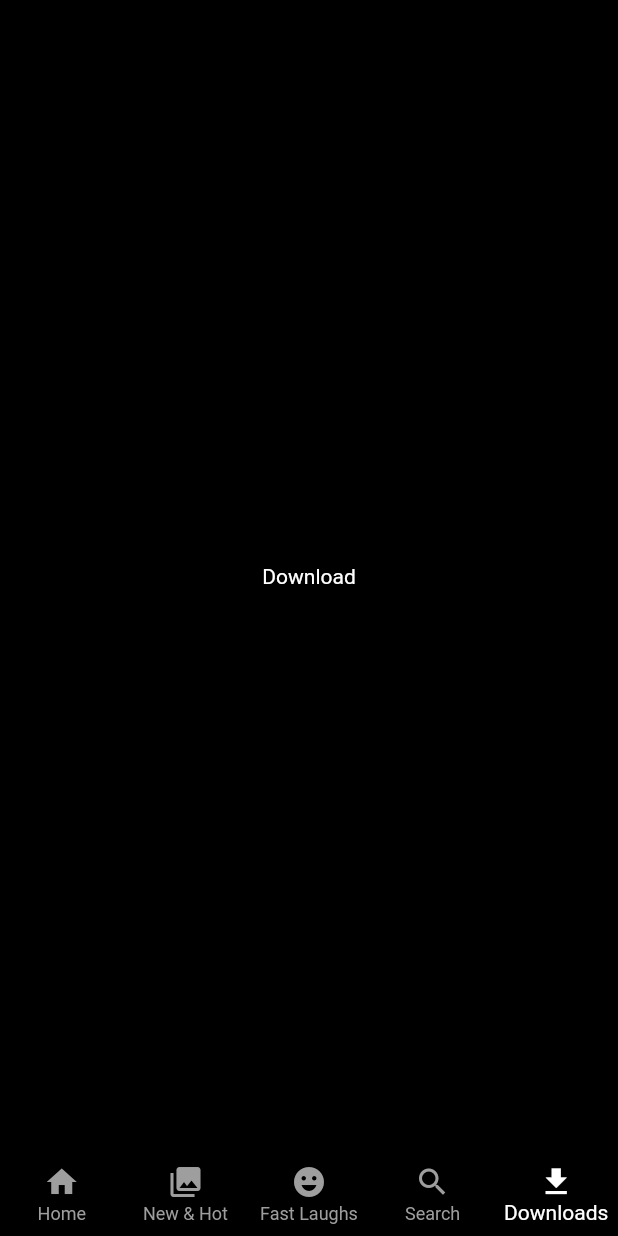
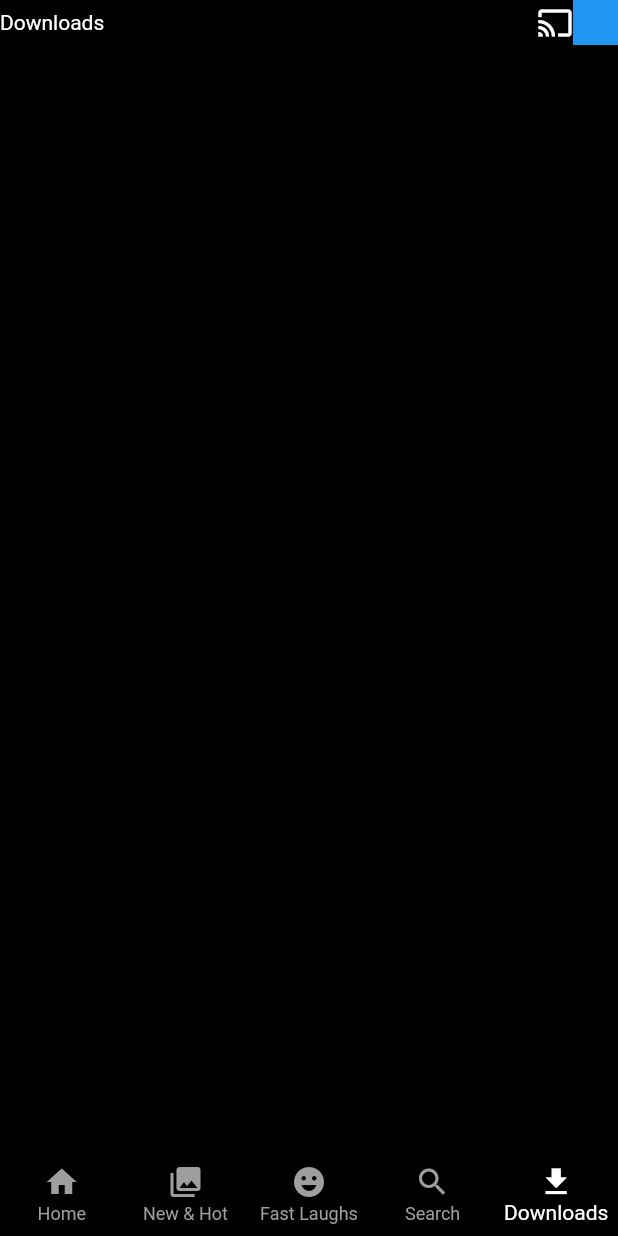
Before and after one commit to Ritvikadoor/netflix, a Flutter app: the screen it shows after launch, item 5 of the bottom bar chosen, on a phone screen of 412 x 824 dp. Run offline on Flutter 3.47's test engine with Material 2 defaults, Android fonts, the phone set to English and light mode, and no system bars.

Commit message:
appBar completed

```diff
--- a/netflix_clone/lib/presentation/main_page/screen_main_page.dart
+++ b/netflix_clone/lib/presentation/main_page/screen_main_page.dart
@@ -1,7 +1,4 @@
 import 'package:flutter/material.dart';
-import 'package:flutter/src/foundation/key.dart';
-import 'package:flutter/src/widgets/framework.dart';
-import 'package:netflix_clone/core/colors/colors.dart';
 import 'package:netflix_clone/presentation/fast_laughs/screen_fast_laugh.dart';
 import 'package:netflix_clone/presentation/home/screen_home.dart';
 import 'package:netflix_clone/presentation/main_page/widgets/bottomnav.dart';
@@ -11,11 +8,11 @@ import 'package:netflix_clone/presentation/search_page/screen_search.dart';
 
 class ScreenMainPage extends StatelessWidget {
   ScreenMainPage({Key? key}) : super(key: key);
-  final _pages = const [
-    ScreenHome(),
-    ScreenNewAndHot(),
-    ScreenFastAndLaugh(),
-    ScreenSearch(),
+  final _pages = [
+    const ScreenHome(),
+    const ScreenNewAndHot(),
+    const ScreenFastAndLaugh(),
+    const ScreenSearch(),
     ScreenDownloads(),
   ];
 
--- a/netflix_clone/lib/presentation/screen_dowloads/screen_download.dart
+++ b/netflix_clone/lib/presentation/screen_dowloads/screen_download.dart
@@ -1,17 +1,22 @@
 import 'package:flutter/material.dart';
+import 'package:netflix_clone/presentation/widgets/app_bar.dart';
 
 import '../../core/colors/colors.dart';
 
 class ScreenDownloads extends StatelessWidget {
-  const ScreenDownloads({Key? key}) : super(key: key);
+  ScreenDownloads({Key? key}) : super(key: key);
+  final List imageList = [
+    "https://www.themoviedb.org/t/p/w220_and_h330_face/qsdjk9oAKSQMWs0Vt5Pyfh6O4GZ.jpg",
+    "https://www.themoviedb.org/t/p/w220_and_h330_face/xf9wuDcqlUPWABZNeDKPbZUjWx0.jpg",
+    "https://www.themoviedb.org/t/p/w220_and_h330_face/rJHC1RUORuUhtfNb4Npclx0xnOf.jpg",
+  ];
 
   @override
   Widget build(BuildContext context) {
     return Scaffold(
-      backgroundColor: backgroundColor,
-      body: Center(
-        child: Text('Download'),
-      ),
-    );
+        appBar: PreferredSize(
+      preferredSize: Size.fromHeight(50),
+      child: AppBarWidget(),
+    ));
   }
 }
--- a/netflix_clone/lib/presentation/widgets/app_bar.dart
+++ b/netflix_clone/lib/presentation/widgets/app_bar.dart
@@ -0,0 +1,24 @@
+import 'package:flutter/material.dart';
+
+class AppBarWidget extends StatelessWidget {
+  const AppBarWidget({Key? key}) : super(key: key);
+
+  @override
+  Widget build(BuildContext context) {
+    return Row(
+      children: [
+        Text('Downloads'),
+        Spacer(),
+        Icon(
+          Icons.cast,
+          color: Colors.white,
+        ),
+        Container(
+          width: 30,
+          height: 30,
+          color: Colors.blue,
+        )
+      ],
+    );
+  }
+}
```
